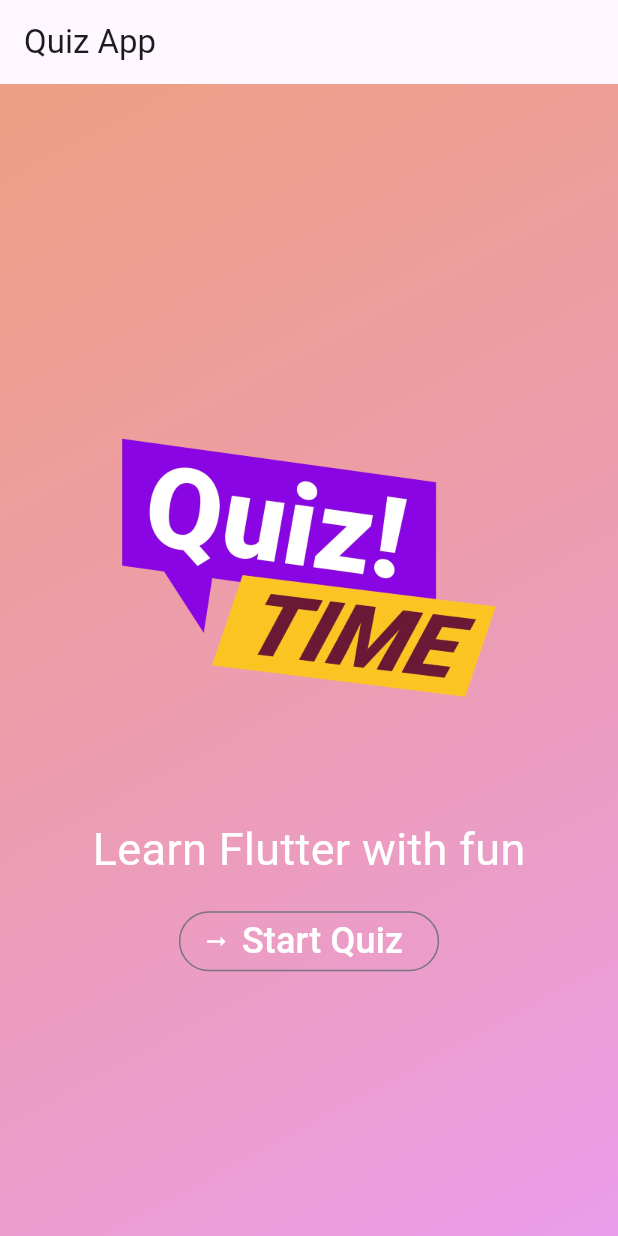
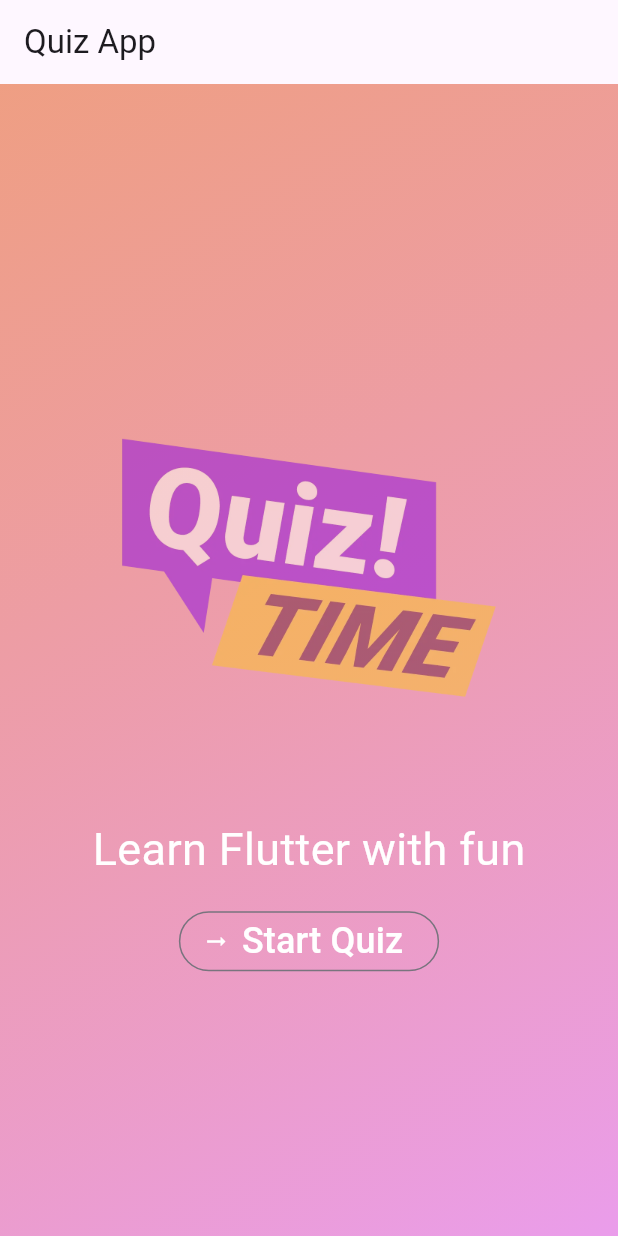
Before and after one commit to Dolma455/quiz_app, a Flutter app: the screen it shows after launch, on a phone screen of 412 x 824 dp. Run offline on Flutter 3.47's test engine with Material 3 defaults, Android fonts, the light colour scheme and no system bars.

Commit message:
feat: Make widgets transparency

```diff
--- a/lib/screen/start_screen.dart
+++ b/lib/screen/start_screen.dart
@@ -9,9 +9,12 @@
       child: Column(
         mainAxisSize: MainAxisSize.min,
         children: [
-          Image.asset(
-            'assets/images/quiz_logo.png',
-            width: 300,
+          Opacity(
+            opacity: 0.5,
+            child: Image.asset(
+              'assets/images/quiz_logo.png',
+              width: 300,
+            ),
           ),
           const SizedBox(
             height: 16,
```
